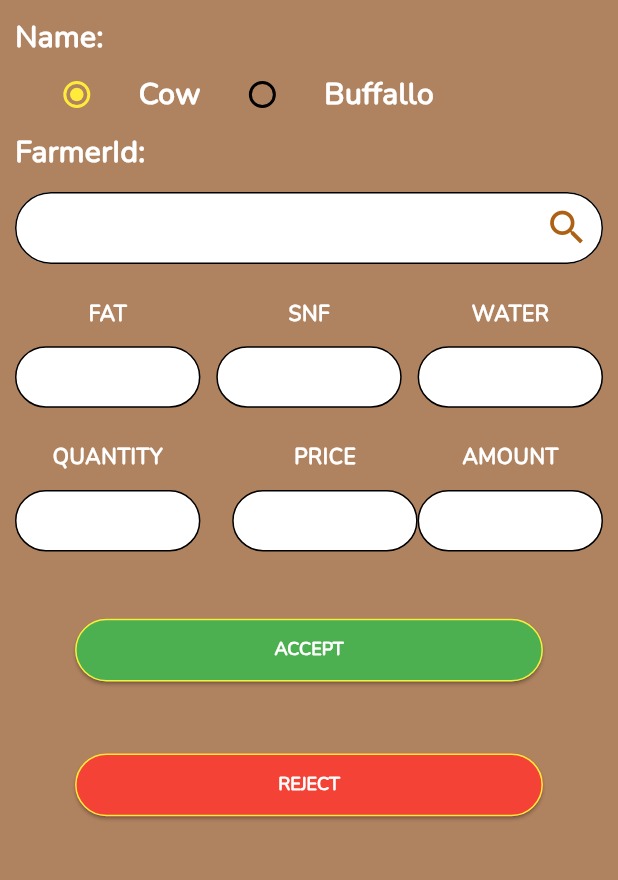
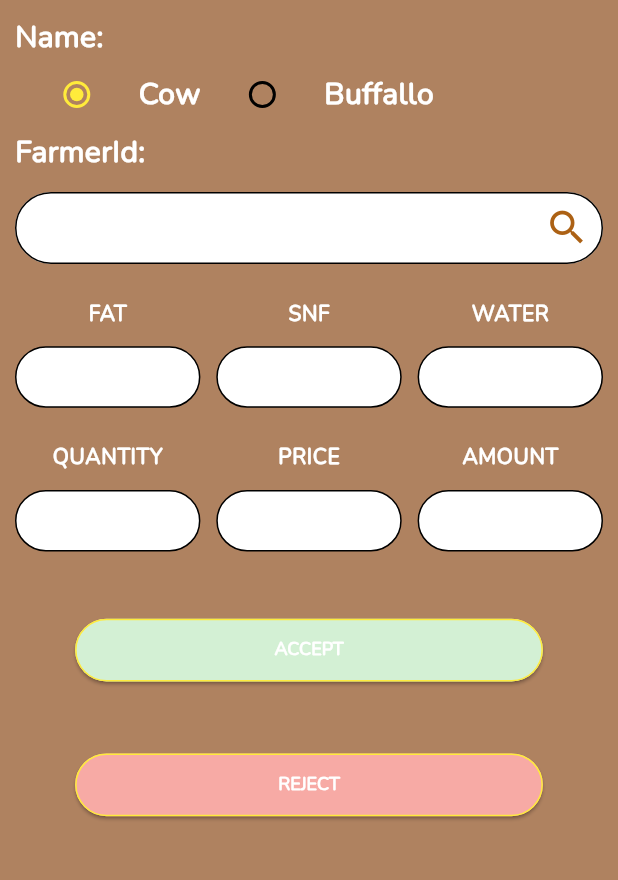
Before and after one commit to Rohit-ChauhanRC/milkcollection1, a Flutter app: the CollectmilkView screen opened by its route, after a tap on "REJECT", on a phone screen of 412 x 824 dp, the part 84-964 px from its top. Run offline on Flutter 3.47's test engine with Material 3 defaults, Android fonts, the phone set to English and light mode, and no system bars; our stand-ins replace connectivity_plus, datetime_picker_formfield_new, flutter_screenutil, get, get_storage, permission_handler and 4 more; missing offline and left inert: excel; accounts and stored records are empty; network calls fail; Roboto replaces fonts that are missing (Kalnia_Expanded-Bold); statements that could not run were skipped.

Commit message:
fixed clean

```diff
--- a/lib/app/modules/collectmilk/views/collectmilk_view.dart
+++ b/lib/app/modules/collectmilk/views/collectmilk_view.dart
@@ -3,6 +3,7 @@ import 'package:flutter/services.dart';
 import 'package:flutter_screenutil/flutter_screenutil.dart';
 
 import 'package:get/get.dart';
+import 'package:milkcollection/app/routes/app_pages.dart';
 import 'package:milkcollection/app/theme/app_colors.dart';
 import 'package:milkcollection/app/widgets/backdround_container.dart';
 import 'package:milkcollection/app/widgets/text_form_widget.dart';
@@ -162,7 +163,7 @@ class CollectmilkView extends GetView<CollectmilkController> {
               SizedBox(
                 height: 10.h,
               ),
-              Obx(() => SizedBox(
+              SizedBox(
                 // width: Get.width * 0.7,
                 // height: 65.h,
                 child: TextFormWidget(
@@ -178,12 +179,13 @@ class CollectmilkView extends GetView<CollectmilkController> {
                       size: 30,
                     ),
                   ),
-                      initialValue: controller.farmerId,
+                  // initialValue: controller.farmerId,
                   label: "Please enter FarmerId...",
                   keyboardType: TextInputType.number,
                   inputFormatters: [
                     FilteringTextInputFormatter.digitsOnly,
                   ],
+                  textController: controller.farmerIdC,
                   onChanged: (val) {
                     controller.farmerId = val;
                     if (controller.farmerId.trim().isNotEmpty) {
@@ -196,12 +198,10 @@ class CollectmilkView extends GetView<CollectmilkController> {
                   // validator: (val) =>
                   //     val!.length < 1 ? "Field is required!" : null,
                 ),
-                  )),
-
+              ),
               SizedBox(
                 height: 20.h,
               ),
-
               Row(
                 mainAxisAlignment: MainAxisAlignment.spaceBetween,
                 children: [
@@ -249,7 +249,7 @@ class CollectmilkView extends GetView<CollectmilkController> {
                                 // ],
                                 onChanged: (e) async {
                                   // controller.fat.text = e;
-                                  await controller.getRateChart();
+                                  // await controller.getRateChart();
                                 },
 
                                 // onChanged: (e)=> controller.homeController.fat = controller.f,
@@ -366,11 +366,9 @@ class CollectmilkView extends GetView<CollectmilkController> {
                   ),
                 ],
               ),
-
               SizedBox(
                 height: 20.h,
               ),
-
               Row(
                 mainAxisAlignment: MainAxisAlignment.spaceBetween,
                 children: [
@@ -429,24 +427,23 @@ class CollectmilkView extends GetView<CollectmilkController> {
                             )),
                     ],
                   ),
-                  Obx(() => Row(
-                        mainAxisAlignment: MainAxisAlignment.spaceBetween,
-                        children: [
+                  // Row(
+                  //   mainAxisAlignment: MainAxisAlignment.spaceBetween,
+                  //   children: [
                   Column(
                     children: [
                       Align(
                         alignment: Alignment.centerLeft,
                         child: Text(
                           "PRICE",
-                                  style: Theme.of(Get.context!)
-                                      .textTheme
-                                      .bodySmall,
+                          style: Theme.of(Get.context!).textTheme.bodySmall,
                         ),
                       ),
                       SizedBox(
                         height: 10.h,
                       ),
-                              controller.check
+                      Obx(
+                        () => controller.check
                             ? Container(
                                 decoration: BoxDecoration(
                                   borderRadius: BorderRadius.circular(30),
@@ -462,9 +459,8 @@ class CollectmilkView extends GetView<CollectmilkController> {
                                   controller.homeController.fat.isNotEmpty
                                       ? controller.getPriceData(false)
                                       : "",
-                                        style: Theme.of(context)
-                                            .textTheme
-                                            .labelMedium,
+                                  style:
+                                      Theme.of(context).textTheme.labelMedium,
                                   textAlign: TextAlign.center,
                                 ),
                               )
@@ -483,10 +479,10 @@ class CollectmilkView extends GetView<CollectmilkController> {
                                   controller.fat.text.isNotEmpty
                                       ? controller.getPriceData(true)
                                       : "",
-                                        style: Theme.of(context)
-                                            .textTheme
-                                            .labelMedium,
+                                  style:
+                                      Theme.of(context).textTheme.labelMedium,
                                   textAlign: TextAlign.center,
+                                ),
                               ),
                       ),
                     ],
@@ -497,15 +493,14 @@ class CollectmilkView extends GetView<CollectmilkController> {
                         alignment: Alignment.centerLeft,
                         child: Text(
                           "AMOUNT",
-                                  style: Theme.of(Get.context!)
-                                      .textTheme
-                                      .bodySmall,
+                          style: Theme.of(Get.context!).textTheme.bodySmall,
                         ),
                       ),
                       SizedBox(
                         height: 10.h,
                       ),
-                              controller.check
+                      Obx(
+                        () => controller.check
                             ? Container(
                                 decoration: BoxDecoration(
                                   borderRadius: BorderRadius.circular(30),
@@ -521,9 +516,8 @@ class CollectmilkView extends GetView<CollectmilkController> {
                                   controller.homeController.fat.isNotEmpty
                                       ? controller.getTotalAmount(false)
                                       : "",
-                                        style: Theme.of(context)
-                                            .textTheme
-                                            .labelMedium,
+                                  style:
+                                      Theme.of(context).textTheme.labelMedium,
                                   textAlign: TextAlign.center,
                                 ),
                               )
@@ -542,49 +536,53 @@ class CollectmilkView extends GetView<CollectmilkController> {
                                   controller.fat.text.isNotEmpty
                                       ? controller.getTotalAmount(true)
                                       : "",
-                                        style: Theme.of(context)
-                                            .textTheme
-                                            .labelMedium,
+                                  style:
+                                      Theme.of(context).textTheme.labelMedium,
                                   textAlign: TextAlign.center,
                                 ),
-                                    )
+                              ),
+                      ),
                     ],
                   ),
-                        ],
-                      )),
+                  // ],
+                  // ),
                 ],
               ),
-
               SizedBox(
                 height: 20.h,
               ),
-
-              Container(
+              Obx(() => !controller.progress
+                  ? Container(
                       width: Get.width,
                       // padding: const EdgeInsets.all(20),
-                margin: EdgeInsets.only(top: 15.h, left: 35.w, right: 35.w),
+                      margin:
+                          EdgeInsets.only(top: 15.h, left: 35.w, right: 35.w),
                       child: ElevatedButton(
                         onPressed: () async {
                           if (controller.farmerId.isNotEmpty &&
                               (controller.fat.text.isNotEmpty ||
                                   controller.homeController.fat.isNotEmpty)) {
-                      await controller.sendCollection().then((value) async {
-                        await controller.checkSmsFlag().then((value) async {
-                          await controller
-                              .getCollectionThirtyDaysData()
-                              .then((value) async {
-                            await controller.printData().then((value) async {
+                            controller.progress = true;
+                            await controller.accept().then((value) async {
+                              await controller.printData();
+
+                              await controller.sendCollection();
+                              await controller.checkSmsFlag();
                               controller.emptyData();
+
+                              // await controller.getCollectionThirtyDaysData();
                               await controller.homeController
                                   .fetchMilkCollectionDateWise();
-                            });
-                          });
-                        });
+                              controller.progress = false;
                             });
                           }
                         },
                         style: ElevatedButton.styleFrom(
-                    backgroundColor: AppColors.green,
+                          backgroundColor: (controller.farmerId.isNotEmpty &&
+                                  (controller.fat.text.isNotEmpty ||
+                                      controller.homeController.fat.isNotEmpty))
+                              ? AppColors.green
+                              : const Color.fromARGB(255, 211, 240, 212),
                         ),
                         child: Text(
                           "ACCEPT",
@@ -594,33 +592,33 @@ class CollectmilkView extends GetView<CollectmilkController> {
                               .copyWith(color: AppColors.white),
                         ),
                       ),
-              ),
-
-              // CustomButton(
-              //   title: "ACCEPT",
-              //   onPressed: () {},
-              // ),
-              // Obx(() => Text("Weight: ${controller.quantity}")),
+                    )
+                  : const Center(
+                      child: CircularProgressIndicator(),
+                    )),
               SizedBox(
                 height: 20.h,
               ),
-              Container(
+              Obx(() => !controller.progress
+                  ? Container(
                       width: Get.width,
                       // padding: const EdgeInsets.all(20),
-                margin: EdgeInsets.only(top: 15.h, left: 35.w, right: 35.w),
+                      margin:
+                          EdgeInsets.only(top: 15.h, left: 35.w, right: 35.w),
                       child: ElevatedButton(
                         onPressed: () {
+                          if (controller.farmerId.isNotEmpty &&
+                              (controller.fat.text.isNotEmpty ||
+                                  controller.homeController.fat.isNotEmpty)) {
                             controller.emptyData();
-                    // Get.offAndToNamed(Routes.COLLECTMILK);
-                    controller.refresh();
-
-                    // Get.back();
-
-                    // controller.sendMessage();
-                    // controller.printData();
+                          }
                         },
                         style: ElevatedButton.styleFrom(
-                    backgroundColor: AppColors.red,
+                          backgroundColor: (controller.farmerId.isNotEmpty &&
+                                  (controller.fat.text.isNotEmpty ||
+                                      controller.homeController.fat.isNotEmpty))
+                              ? AppColors.red
+                              : const Color.fromARGB(255, 247, 170, 165),
                         ),
                         child: Text(
                           "REJECT",
@@ -630,7 +628,8 @@ class CollectmilkView extends GetView<CollectmilkController> {
                               .copyWith(color: AppColors.white),
                         ),
                       ),
-              ),
+                    )
+                  : const SizedBox()),
             ],
           ),
         )),
--- a/lib/app/modules/home/controllers/home_controller.dart
+++ b/lib/app/modules/home/controllers/home_controller.dart
@@ -252,9 +252,9 @@ class HomeController extends GetxController {
         if (rateChartData.isNotEmpty) {
           pd.show(
               max: rateChartData.length,
-              msgFontSize: 12,
-              valueFontSize: 12,
-              msg: 'Downloading Rate Chart ${rateChartData.length}...');
+              msgFontSize: 10,
+              valueFontSize: 10,
+              msg: 'Downloading Rate Chart $milkType');
           if (box.read(ratecounterConst) == null) {
             for (var e in rateChartData) {
               await rateChartDB.create(
--- a/lib/app/modules/home/views/home_view.dart
+++ b/lib/app/modules/home/views/home_view.dart
@@ -7,8 +7,6 @@ import 'package:intl/intl.dart';
 import 'package:milkcollection/app/constants/contants.dart';
 import 'package:milkcollection/app/routes/app_pages.dart';
 import 'package:milkcollection/app/theme/app_colors.dart';
-import 'package:milkcollection/app/theme/app_dimens.dart';
-import 'package:milkcollection/app/widgets/date_time_picker.dart';
 
 import '../../../widgets/backdround_container.dart';
 import '../controllers/home_controller.dart';
```
Also changed, not shown: lib/app/modules/collectmilk/controllers/collectmilk_controller.dart (+45 -40 lines). Lines whose indentation alone changed are shown as unchanged.
